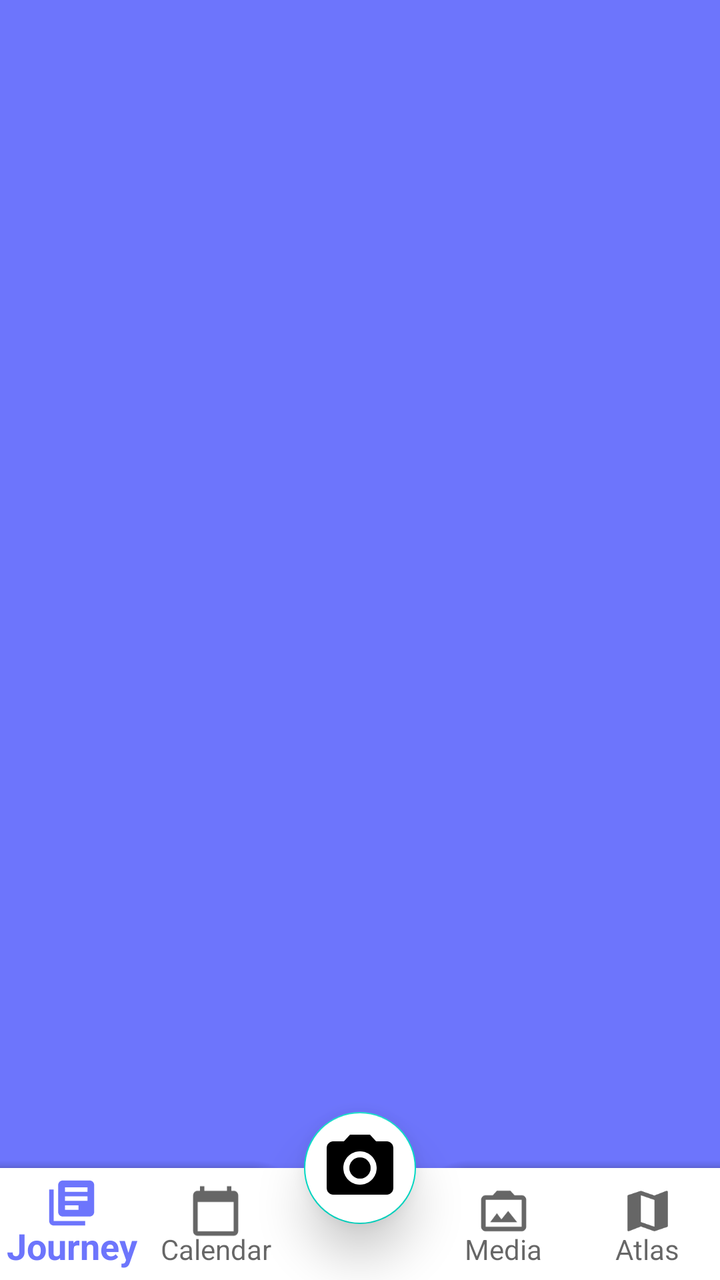
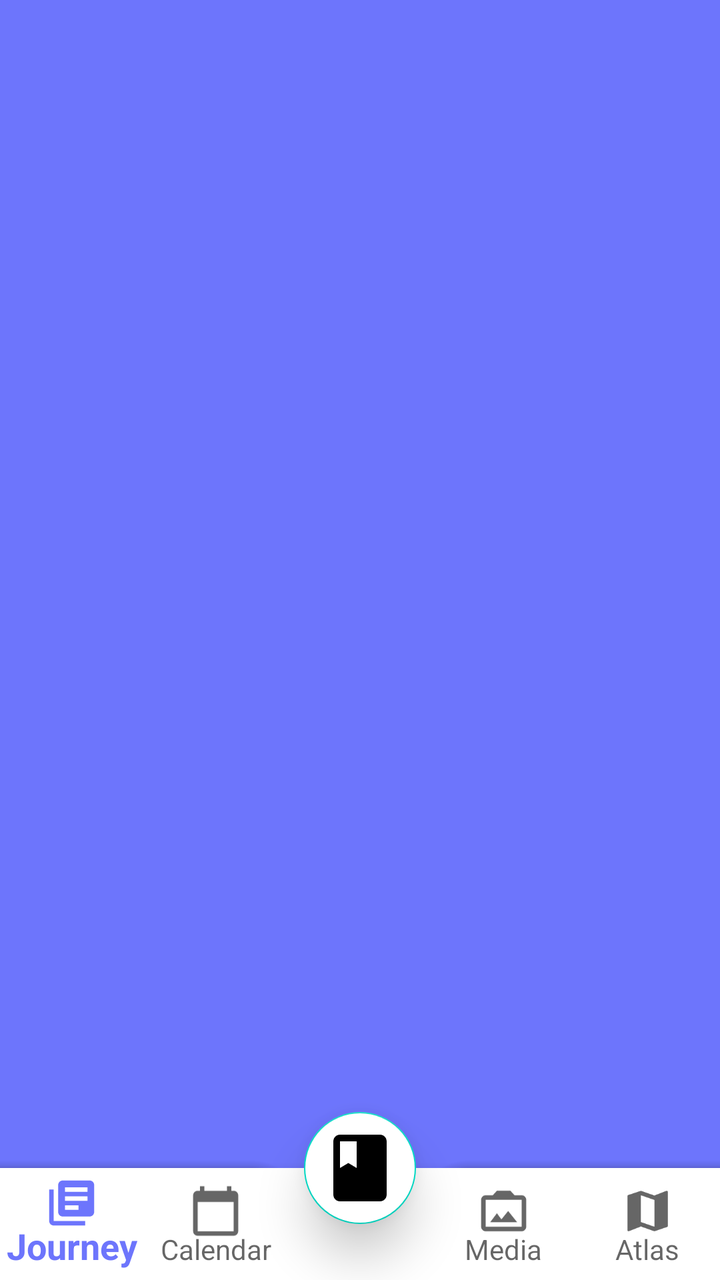

Before-and-after screenshots of an Android layout around one commit, followed by the original layout XML and the change that was made.
<!-- AndroidManifest.xml: application theme Theme.UTS_Group09 -->
<!-- res/layout/activity_main.xml -->
<?xml version="1.0" encoding="utf-8"?>
<androidx.coordinatorlayout.widget.CoordinatorLayout
    xmlns:android="http://schemas.android.com/apk/res/android"
    xmlns:app="http://schemas.android.com/apk/res-auto"
    xmlns:tools="http://schemas.android.com/tools"
    android:layout_width="match_parent"
    android:layout_height="match_parent"
    android:background="@color/bla"
    tools:context=".MainActivity">

    
    <FrameLayout
        android:id="@+id/frame_layout"
        android:layout_width="match_parent"
        android:layout_height="match_parent" />

    
    <com.google.android.material.bottomappbar.BottomAppBar
        android:id="@+id/bottomAppBar"
        android:layout_width="match_parent"
        android:layout_height="wrap_content"
        android:layout_gravity="bottom"
        android:background="@color/white"
        app:fabCradleMargin="8dp"
        app:fabCradleRoundedCornerRadius="24dp"
        app:fabCradleVerticalOffset="0dp"
        app:fabAlignmentMode="center"
        app:hideOnScroll="false"/>

    
    <com.google.android.material.bottomnavigation.BottomNavigationView
        android:id="@+id/bottom_navigationView"
        android:layout_width="match_parent"
        android:layout_height="wrap_content"
        android:layout_gravity="bottom"
        app:labelVisibilityMode="labeled"
        app:background="@android:color/transparent"
        app:menu="@menu/bottom_menu"
        app:itemIconSize="27dp"
        app:itemTextAppearanceActive="@style/TextAppearance.AppCompat.Medium"
        app:itemTextAppearanceInactive="@style/TextAppearance.AppCompat.Small"/>

    
    <com.google.android.material.floatingactionbutton.FloatingActionButton
        android:id="@+id/tab"
        android:layout_width="wrap_content"
        android:layout_height="wrap_content"
        android:src="@drawable/baseline_camera_alt_24"
        android:backgroundTint="@color/white"
        app:layout_anchor="@id/bottomAppBar"
        android:tint = "@color/bla"
        app:layout_anchorGravity="center"
        app:maxImageSize="40dp"
        android:elevation="8dp"
        android:translationZ="8dp"
    />

</androidx.coordinatorlayout.widget.CoordinatorLayout>
<!-- resources referenced by this layout -->
<resources>
  <color name="bla">#6d75fc</color>
  <color name="white">#FFFFFFFF</color>
  <!-- drawable baseline_camera_alt_24 (drawable) -->
  <vector xmlns:android="http://schemas.android.com/apk/res/android" android:height="24dp" android:tint="#000000" android:viewportHeight="24" android:viewportWidth="24" android:width="24dp">
        
      <path android:fillColor="@android:color/white" android:pathData="M12,12m-3.2,0a3.2,3.2 0,1 1,6.4 0a3.2,3.2 0,1 1,-6.4 0"/>
        
      <path android:fillColor="@android:color/white" android:pathData="M9,2L7.17,4L4,4c-1.1,0 -2,0.9 -2,2v12c0,1.1 0.9,2 2,2h16c1.1,0 2,-0.9 2,-2L22,6c0,-1.1 -0.9,-2 -2,-2h-3.17L15,2L9,2zM12,17c-2.76,0 -5,-2.24 -5,-5s2.24,-5 5,-5 5,2.24 5,5 -2.24,5 -5,5z"/>
      
  </vector>
  <style name="Theme.UTS_Group09" parent="Theme.MaterialComponents.DayNight.DarkActionBar">
          
          <item name="colorPrimary">@color/bla</item>
          <item name="colorPrimaryVariant">@color/bla</item>
          <item name="colorOnPrimary">@color/white</item>
          
          <item name="colorSecondary">@color/teal_200</item>
          <item name="colorSecondaryVariant">@color/teal_700</item>
          <item name="colorOnSecondary">@color/black</item>
          
          <item name="android:statusBarColor">?attr/colorPrimaryVariant</item>
          
      </style>
  <color name="teal_200">#FF03DAC5</color>
  <color name="teal_700">#FF018786</color>
  <color name="black">#FF000000</color>
</resources>

<!-- the commit's change to res/layout/activity_main.xml (unified diff, before → after) -->
@@ -10,9 +10,10 @@
 
     
     <FrameLayout
-        android:id="@+id/frame_layout"
+        android:id="@+id/fragment_container"
         android:layout_width="match_parent"
-        android:layout_height="match_parent" />
+        android:layout_height="match_parent"/>
+
 
     
     <com.google.android.material.bottomappbar.BottomAppBar
@@ -45,7 +46,7 @@
         android:id="@+id/tab"
         android:layout_width="wrap_content"
         android:layout_height="wrap_content"
-        android:src="@drawable/baseline_camera_alt_24"
+        android:src="@drawable/baseline_book_24"
         android:backgroundTint="@color/white"
         app:layout_anchor="@id/bottomAppBar"
         android:tint = "@color/bla"
<!-- resource entries referenced after the edit -->
@@ -2,12 +2,10 @@
 <resources>
   <color name="bla">#6d75fc</color>
   <color name="white">#FFFFFFFF</color>
-  <!-- drawable baseline_camera_alt_24 (drawable) -->
+  <!-- drawable baseline_book_24 (drawable) -->
   <vector xmlns:android="http://schemas.android.com/apk/res/android" android:height="24dp" android:tint="#000000" android:viewportHeight="24" android:viewportWidth="24" android:width="24dp">
         
-      <path android:fillColor="@android:color/white" android:pathData="M12,12m-3.2,0a3.2,3.2 0,1 1,6.4 0a3.2,3.2 0,1 1,-6.4 0"/>
-        
-      <path android:fillColor="@android:color/white" android:pathData="M9,2L7.17,4L4,4c-1.1,0 -2,0.9 -2,2v12c0,1.1 0.9,2 2,2h16c1.1,0 2,-0.9 2,-2L22,6c0,-1.1 -0.9,-2 -2,-2h-3.17L15,2L9,2zM12,17c-2.76,0 -5,-2.24 -5,-5s2.24,-5 5,-5 5,2.24 5,5 -2.24,5 -5,5z"/>
+      <path android:fillColor="@android:color/white" android:pathData="M18,2H6c-1.1,0 -2,0.9 -2,2v16c0,1.1 0.9,2 2,2h12c1.1,0 2,-0.9 2,-2V4c0,-1.1 -0.9,-2 -2,-2zM6,4h5v8l-2.5,-1.5L6,12V4z"/>
       
   </vector>
   <style name="Theme.UTS_Group09" parent="Theme.MaterialComponents.DayNight.DarkActionBar">
